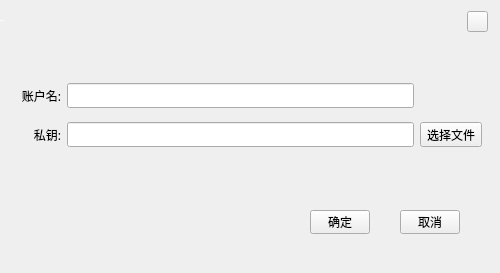
Qt form ChainIDE/custom/ImportDialogHX.ui (HcashOrg/HX-IDE) before a commit.
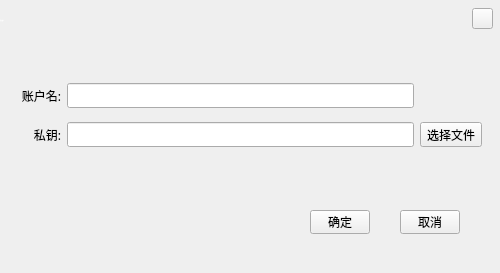
The same form after that commit.

Patch:
```diff
--- a/ChainIDE/custom/ImportDialogHX.ui
+++ b/ChainIDE/custom/ImportDialogHX.ui
@@ -24,8 +24,8 @@
   <widget class="QToolButton" name="closeBtn">
    <property name="geometry">
     <rect>
-     <x>467</x>
-     <y>11</y>
+     <x>472</x>
+     <y>8</y>
      <width>21</width>
      <height>21</height>
     </rect>
```
